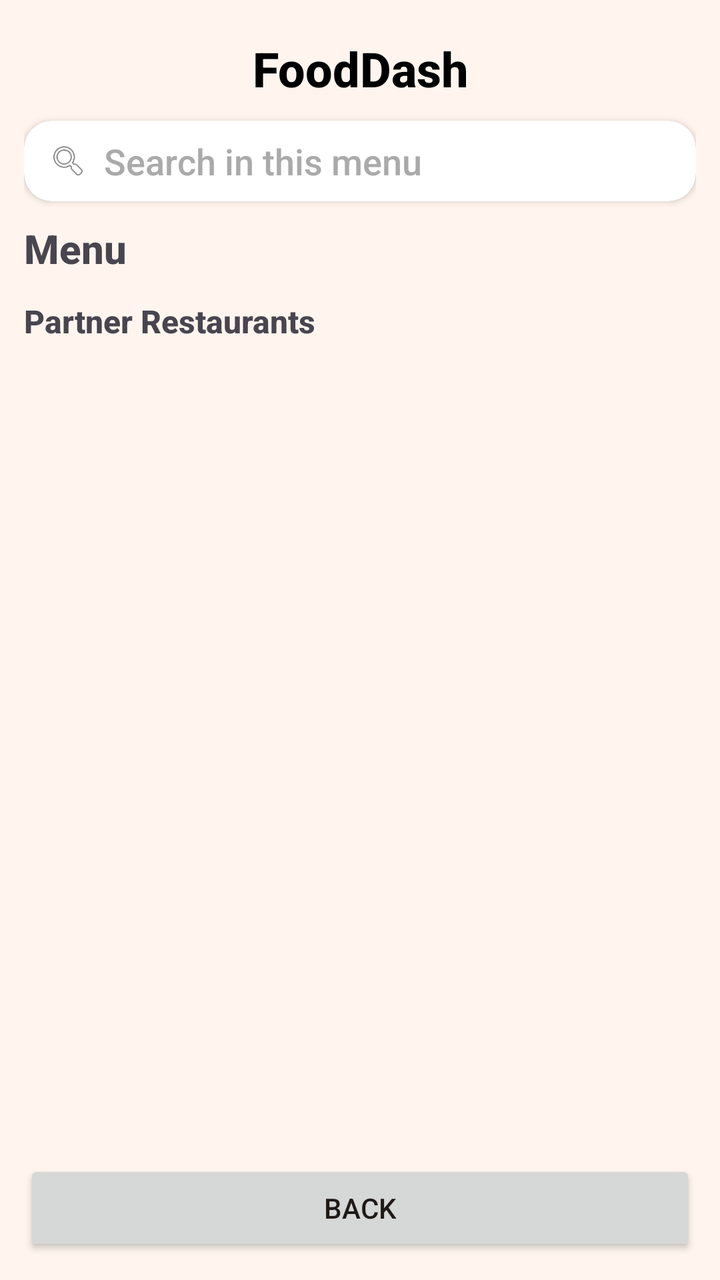
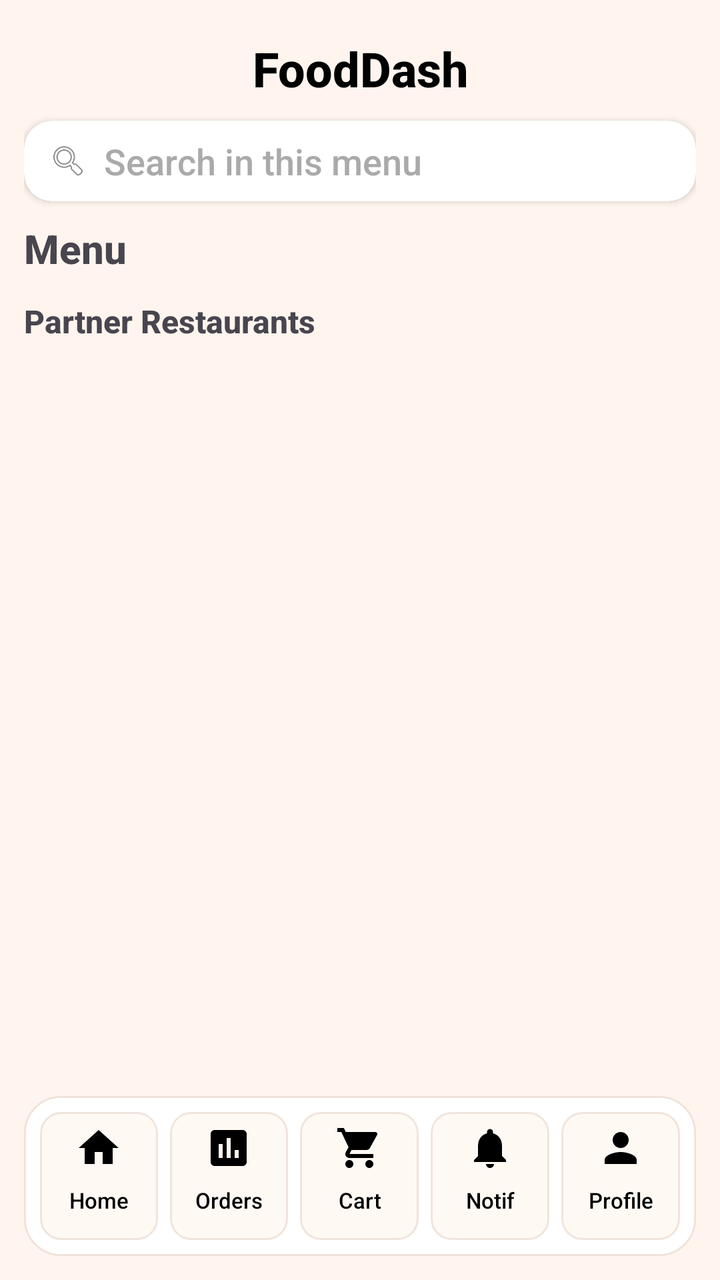

An Android layout rendered at two revisions. The XML below is the earlier revision; the diff shows what the commit changed to produce the second picture.
<!-- AndroidManifest.xml: application theme Theme.FOODDASH -->
<!-- res/layout/activity_restaurant_products.xml -->
<?xml version="1.0" encoding="utf-8"?>
<LinearLayout xmlns:android="http://schemas.android.com/apk/res/android"
    xmlns:app="http://schemas.android.com/apk/res-auto"
    android:layout_width="match_parent"
    android:layout_height="match_parent"
    android:orientation="vertical"
    android:padding="12dp"
    android:background="@color/light_faded_orange">

    <TextView
        android:id="@+id/restaurantProductsAppTitle"
        android:layout_width="match_parent"
        android:layout_height="wrap_content"
        android:gravity="center"
        android:paddingTop="6dp"
        android:paddingBottom="10dp"
        android:text="FoodDash"
        android:textColor="@android:color/black"
        android:textSize="24sp"
        android:textStyle="bold" />

    <androidx.cardview.widget.CardView
        android:layout_width="match_parent"
        android:layout_height="wrap_content"
        android:layout_marginBottom="10dp"
        app:cardCornerRadius="14dp"
        app:cardElevation="2dp">

        <LinearLayout
            android:layout_width="match_parent"
            android:layout_height="wrap_content"
            android:gravity="center_vertical"
            android:orientation="horizontal"
            android:paddingStart="12dp"
            android:paddingTop="8dp"
            android:paddingEnd="12dp"
            android:paddingBottom="8dp">

            <ImageView
                android:layout_width="20dp"
                android:layout_height="20dp"
                android:contentDescription="Search"
                android:src="@android:drawable/ic_menu_search" />

            <EditText
                android:id="@+id/restaurantProductsSearchEditText"
                android:layout_width="0dp"
                android:layout_height="wrap_content"
                android:layout_marginStart="8dp"
                android:layout_weight="1"
                android:background="@android:color/transparent"
                android:hint="Search in this menu"
                android:imeOptions="actionSearch"
                android:inputType="text"
                android:maxLines="1"
                android:padding="0dp"
                android:textColor="@android:color/black"
                android:textColorHint="@android:color/darker_gray" />
        </LinearLayout>

    </androidx.cardview.widget.CardView>

    <TextView
        android:id="@+id/restaurantProductsTitle"
        android:layout_width="match_parent"
        android:layout_height="wrap_content"
        android:text="Menu"
        android:textSize="20sp"
        android:textStyle="bold"
        android:paddingBottom="8dp" />

    <TextView
        android:id="@+id/restaurantProductsPartnerTitle"
        android:layout_width="wrap_content"
        android:layout_height="wrap_content"
        android:layout_marginTop="4dp"
        android:layout_marginBottom="8dp"
        android:text="Partner Restaurants"
        android:textSize="16sp"
        android:textStyle="bold" />

    <androidx.recyclerview.widget.RecyclerView
        android:id="@+id/restaurantProductsRestaurantsRecyclerView"
        android:layout_width="match_parent"
        android:layout_height="74dp"
        android:layout_marginBottom="8dp"
        android:clipToPadding="false" />

    <ProgressBar
        android:id="@+id/restaurantProductsLoading"
        android:layout_width="wrap_content"
        android:layout_height="wrap_content"
        android:visibility="gone"
        android:layout_gravity="center" />

    <TextView
        android:id="@+id/restaurantProductsEmptyTextView"
        android:layout_width="match_parent"
        android:layout_height="wrap_content"
        android:gravity="center"
        android:paddingTop="16dp"
        android:text="No menu items found"
        android:textColor="@android:color/darker_gray"
        android:visibility="gone" />

    <androidx.recyclerview.widget.RecyclerView
        android:id="@+id/restaurantProductsRecyclerView"
        android:layout_width="match_parent"
        android:layout_height="0dp"
        android:layout_weight="1"
        android:clipToPadding="false" />

    <Button
        android:id="@+id/restaurantProductsBackButton"
        android:layout_width="match_parent"
        android:layout_height="wrap_content"
        android:layout_marginTop="8dp"
        android:text="Back" />

</LinearLayout>
<!-- resources referenced by this layout -->
<resources>
  <color name="brand_primary">#E35B2D</color>
  <color name="white">#FFFFFFFF</color>
  <color name="faded_orange">#FFE8A871</color>
  <color name="brand_text">#1F1A17</color>
  <color name="brand_secondary">#2E7D58</color>
  <color name="brand_surface">#FFFFFFFF</color>
  <color name="brand_surface_soft">#FFFFF9F4</color>
  <color name="brand_border">#26A2603A</color>
  <color name="brand_text_muted">#6C5A4D</color>
  <color name="brand_gradient_end">#FFFFF9F4</color>
  <!-- unchanged entries left out for length: 6 -->
</resources>

<!-- the commit's change to res/layout/activity_restaurant_products.xml (unified diff, before → after) -->
@@ -96,7 +96,8 @@
     <TextView
         android:id="@+id/restaurantProductsEmptyTextView"
         android:layout_width="match_parent"
-        android:layout_height="wrap_content"
+        android:layout_height="0dp"
+        android:layout_weight="1"
         android:gravity="center"
         android:paddingTop="16dp"
         android:text="No menu items found"
@@ -110,11 +111,144 @@
         android:layout_weight="1"
         android:clipToPadding="false" />
 
-    <Button
-        android:id="@+id/restaurantProductsBackButton"
-        android:layout_width="match_parent"
-        android:layout_height="wrap_content"
-        android:layout_marginTop="8dp"
-        android:text="Back" />
+    <LinearLayout
+        android:id="@+id/bottomNavLayout"
+        android:layout_width="match_parent"
+        android:layout_height="wrap_content"
+        android:layout_marginTop="10dp"
+        android:background="@drawable/bottom_nav_background"
+        android:elevation="4dp"
+        android:gravity="center"
+        android:orientation="horizontal"
+        android:padding="8dp"
+        android:minHeight="80dp">
+
+        <Button
+            android:id="@+id/tabHomeButton"
+            android:layout_width="0dp"
+            android:layout_height="match_parent"
+            android:layout_marginEnd="6dp"
+            android:background="@drawable/bottom_nav_tab_unselected"
+            android:fontFamily="sans-serif-medium"
+            android:layout_weight="1"
+            android:minHeight="64dp"
+            android:padding="6dp"
+            android:text="Home"
+            android:drawableTop="@drawable/ic_home"
+            android:textAllCaps="false"
+            android:textColor="@color/black"
+            android:textSize="11sp"
+            android:gravity="center" />
+
+        <Button
+            android:id="@+id/tabOrdersButton"
+            android:layout_width="0dp"
+            android:layout_height="match_parent"
+            android:layout_marginEnd="6dp"
+            android:background="@drawable/bottom_nav_tab_unselected"
+            android:fontFamily="sans-serif-medium"
+            android:layout_weight="1"
+            android:minHeight="64dp"
+            android:padding="6dp"
+            android:text="Orders"
+            android:drawableTop="@drawable/ic_orders"
+            android:textAllCaps="false"
+            android:textColor="@color/black"
+            android:textSize="11sp"
+            android:gravity="center" />
+
+        <FrameLayout
+            android:id="@+id/tabCartContainer"
+            android:layout_width="0dp"
+            android:layout_height="match_parent"
+            android:layout_marginEnd="6dp"
+            android:layout_weight="1">
+
+            <Button
+                android:id="@+id/tabCartButton"
+                android:layout_width="match_parent"
+                android:layout_height="match_parent"
+                android:background="@drawable/bottom_nav_tab_unselected"
+                android:fontFamily="sans-serif-medium"
+                android:minHeight="64dp"
+                android:padding="6dp"
+                android:text="Cart"
+                android:drawableTop="@drawable/ic_shopping_cart"
+                android:textAllCaps="false"
+                android:textColor="@color/black"
+                android:textSize="11sp"
+                android:gravity="center" />
+
+            <TextView
+                android:id="@+id/tabCartBadgeTextView"
+                android:layout_width="18dp"
+                android:layout_height="18dp"
+                android:layout_gravity="end|top"
+                android:layout_marginEnd="-2dp"
+                android:layout_marginTop="-2dp"
+                android:background="@drawable/cart_badge_background"
+                android:gravity="center"
+                android:text="0"
+                android:textColor="@color/white"
+                android:textSize="10sp"
+                android:textStyle="bold"
+                android:visibility="gone" />
+        </FrameLayout>
+
+        <FrameLayout
+            android:id="@+id/tabNotificationsContainer"
+            android:layout_width="0dp"
+            android:layout_height="match_parent"
+            android:layout_marginEnd="6dp"
+            android:layout_weight="1">
+
+            <Button
+                android:id="@+id/tabNotificationsButton"
+                android:layout_width="match_parent"
+                android:layout_height="match_parent"
+                android:background="@drawable/bottom_nav_tab_unselected"
+                android:drawableTop="@drawable/ic_notifications"
+                android:fontFamily="sans-serif-medium"
+                android:gravity="center"
+                android:minHeight="64dp"
+                android:padding="6dp"
+                android:text="Notif"
+                android:textAllCaps="false"
+                android:textColor="@color/black"
+                android:textSize="11sp" />
+
+            <TextView
+                android:id="@+id/tabNotificationsBadgeTextView"
+                android:layout_width="18dp"
+                android:layout_height="18dp"
+                android:layout_gravity="end|top"
+                android:layout_marginTop="-2dp"
+                android:layout_marginEnd="-2dp"
+                android:background="@drawable/cart_badge_background"
+                android:gravity="center"
+                android:text="0"
+                android:textColor="@color/white"
+                android:textSize="10sp"
+                android:textStyle="bold"
+                android:visibility="gone" />
+        </FrameLayout>
+
+        <Button
+            android:id="@+id/tabProfileButton"
+            android:layout_width="0dp"
+            android:layout_height="match_parent"
+            android:background="@drawable/bottom_nav_tab_unselected"
+            android:fontFamily="sans-serif-medium"
+            android:layout_weight="1"
+            android:minHeight="64dp"
+            android:padding="6dp"
+            android:text="Profile"
+            android:drawableTop="@drawable/ic_profile"
+            android:textAllCaps="false"
+            android:textColor="@color/black"
+            android:textSize="11sp"
+            android:gravity="center" />
+
+    </LinearLayout>
 
 </LinearLayout>
<!-- resource entries referenced after the edit -->
@@ -1,12 +1,90 @@
 <!-- resources referenced by this layout -->
 <resources>
+  <color name="black">#FF000000</color>
   <color name="brand_primary">#E35B2D</color>
   <color name="white">#FFFFFFFF</color>
+  <!-- drawable bottom_nav_background (drawable) -->
+  <?xml version="1.0" encoding="utf-8"?>
+  <shape xmlns:android="http://schemas.android.com/apk/res/android"
+      android:shape="rectangle">
+      <solid android:color="@color/brand_surface" />
+      <stroke
+          android:width="1dp"
+          android:color="@color/brand_border" />
+      <corners android:radius="18dp" />
+  </shape>
+  <!-- drawable bottom_nav_tab_unselected (drawable) -->
+  <?xml version="1.0" encoding="utf-8"?>
+  <shape xmlns:android="http://schemas.android.com/apk/res/android"
+      android:shape="rectangle">
+      <solid android:color="@color/brand_surface_soft" />
+      <stroke
+          android:width="1dp"
+          android:color="@color/brand_border" />
+      <corners android:radius="10dp" />
+  </shape>
+  <!-- drawable cart_badge_background (drawable) -->
+  <?xml version="1.0" encoding="utf-8"?>
+  <shape xmlns:android="http://schemas.android.com/apk/res/android"
+      android:shape="oval">
+      <solid android:color="@color/brand_badge" />
+  </shape>
+  <!-- drawable ic_home (drawable) -->
+  <vector xmlns:android="http://schemas.android.com/apk/res/android"
+      android:width="24dp"
+      android:height="24dp"
+      android:viewportWidth="24"
+      android:viewportHeight="24">
+      <path
+          android:fillColor="#000000"
+          android:pathData="M10,20v-6h4v6h5v-8h3L12,3 2,12h3v8z" />
+  </vector>
+  <!-- drawable ic_notifications (drawable) -->
+  <vector xmlns:android="http://schemas.android.com/apk/res/android"
+      android:width="24dp"
+      android:height="24dp"
+      android:viewportWidth="24"
+      android:viewportHeight="24">
+      <path
+          android:fillColor="#000000"
+          android:pathData="M12,22c1.1,0 2,-0.9 2,-2h-4c0,1.1 0.89,2 2,2zM18,16v-5c0,-3.07 -1.64,-5.64 -4.5,-6.32V4c0,-0.83 -0.67,-1.5 -1.5,-1.5s-1.5,0.67 -1.5,1.5v0.68C7.64,5.36 6,7.92 6,11v5l-2,2v1h16v-1l-2,-2z" />
+  </vector>
+  <!-- drawable ic_orders (drawable) -->
+  <vector xmlns:android="http://schemas.android.com/apk/res/android"
+      android:width="24dp"
+      android:height="24dp"
+      android:viewportWidth="24"
+      android:viewportHeight="24">
+      <path
+          android:fillColor="#000000"
+          android:pathData="M19,3H5C3.9,3 3,3.9 3,5v14c0,1.1 0.9,2 2,2h14c1.1,0 2,-0.9 2,-2V5C21,3.9 20.1,3 19,3zM9,17H7v-7h2V17zM13,17h-2V7h2V17zM17,17h-2v-4h2V17z" />
+  </vector>
+  <!-- drawable ic_profile (drawable) -->
+  <vector xmlns:android="http://schemas.android.com/apk/res/android"
+      android:width="24dp"
+      android:height="24dp"
+      android:viewportWidth="24"
+      android:viewportHeight="24">
+      <path
+          android:fillColor="#000000"
+          android:pathData="M12,12c2.21,0 4,-1.79 4,-4s-1.79,-4 -4,-4 -4,1.79 -4,4 1.79,4 4,4zM12,14c-2.67,0 -8,1.34 -8,4v2h16v-2c0,-2.66 -5.33,-4 -8,-4z" />
+  </vector>
+  <!-- drawable ic_shopping_cart (drawable) -->
+  <vector xmlns:android="http://schemas.android.com/apk/res/android"
+      android:width="24dp"
+      android:height="24dp"
+      android:viewportWidth="24"
+      android:viewportHeight="24">
+      <path
+          android:fillColor="#000000"
+          android:pathData="M7,18c-1.1,0 -1.99,0.9 -1.99,2S5.9,22 7,22s2,-0.9 2,-2s-0.9,-2 -2,-2zM1,2v2h2l3.6,7.59 -1.35,2.45c-0.16,0.28 -0.25,0.61 -0.25,0.96 0,1.1 0.9,2 2,2h12v-2H7.42c-0.14,0 -0.25,-0.11 -0.25,-0.25l0.03,-0.12 0.9,-1.63h7.45c0.75,0 1.41,-0.41 1.75,-1.03l3.58,-6.49c0.08,-0.14 0.12,-0.31 0.12,-0.48 0,-0.55 -0.45,-1 -1,-1H5.21l-0.94,-2H1zM17,18c-1.1,0 -1.99,0.9 -1.99,2s0.89,2 1.99,2 2,-0.9 2,-2 -0.9,-2 -2,-2z" />
+  </vector>
   <color name="faded_orange">#FFE8A871</color>
   <color name="brand_text">#1F1A17</color>
   <color name="brand_secondary">#2E7D58</color>
   <color name="brand_surface">#FFFFFFFF</color>
   <color name="brand_surface_soft">#FFFFF9F4</color>
+  <color name="brand_badge">#D9412E</color>
   <color name="brand_border">#26A2603A</color>
   <color name="brand_text_muted">#6C5A4D</color>
   <color name="brand_gradient_end">#FFFFF9F4</color>
